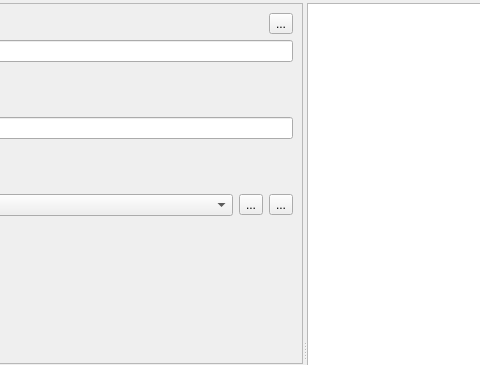
The window that src/widgets/map_editor.ui (Kangie/solarus) describes before a commit, drawn with Qt 5; both pictures show x 454 to 934 and y 0 to 365 of the 1395 by 700 pixel window.
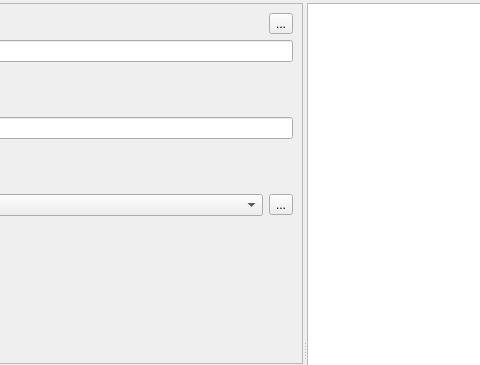
The same window after the commit. Icons and pictures are not drawn. Custom widgets are drawn as their Qt base class.

Commit message: Automatically refresh tilesets when they are saved (362)

What changed in the file:
```diff
--- a/src/widgets/map_editor.ui
+++ b/src/widgets/map_editor.ui
@@ -299,26 +299,6 @@
                 </property>
                </widget>
               </item>
-              <item>
-               <widget class="QToolButton" name="tileset_refresh_button">
-                <property name="toolTip">
-                 <string>Refresh tileset</string>
-                </property>
-                <property name="text">
-                 <string>...</string>
-                </property>
-                <property name="icon">
-                 <iconset resource="../../resources/images.qrc">
-                  <normaloff>:/images/icon_refresh.png</normaloff>:/images/icon_refresh.png</iconset>
-                </property>
-                <property name="iconSize">
-                 <size>
-                  <width>24</width>
-                  <height>24</height>
-                 </size>
-                </property>
-               </widget>
-              </item>
               <item>
                <widget class="QToolButton" name="tileset_edit_button">
                 <property name="toolTip">
```
The commit also changes 14 other files.
